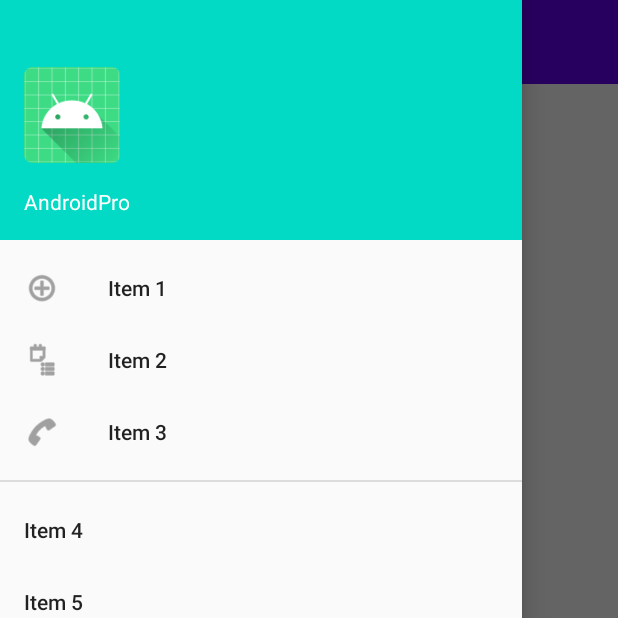
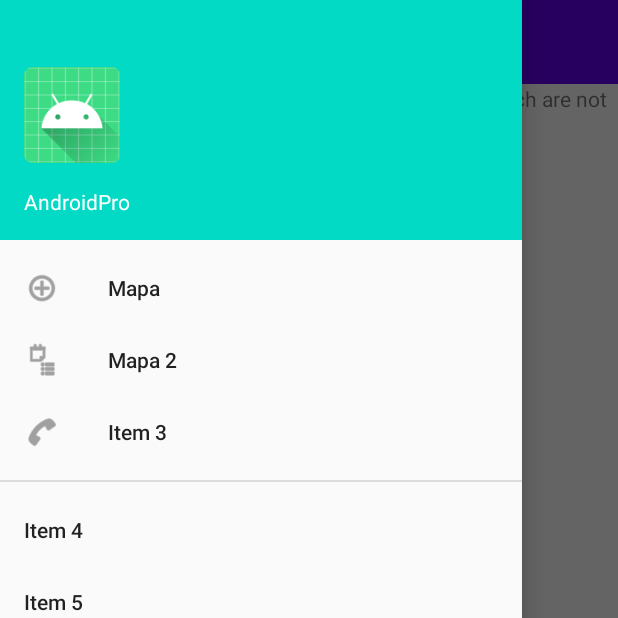
Before and after one commit to mauriciobenigno/SecureWay, an Android app: the screen it shows after launch (PrincipalActivity), with the side drawer open, on a phone screen of 412 x 824 dp, the top half of it. Run offline under Robolectric (Android 15) with nearby library versions, the phone set to English and light mode, and no system bars; our stand-ins replace Room's generated code; libraries missing offline, so code that uses them is left out: com.google.maps.android.

Commit message:
fix: Ajustes de performance.
Instanciar o fragment principal pode acarretar em ganho de desempenho.

```diff
--- a/app/src/main/java/com/mauriciobenigno/secureway/PrincipalActivity.kt
+++ b/app/src/main/java/com/mauriciobenigno/secureway/PrincipalActivity.kt
@@ -2,6 +2,7 @@ package com.mauriciobenigno.secureway
 
 import android.os.Bundle
 import android.view.MenuItem
+import android.view.View
 import android.widget.Toast
 import androidx.appcompat.app.ActionBarDrawerToggle
 import androidx.appcompat.app.AppCompatActivity
@@ -19,6 +20,8 @@ class PrincipalActivity : AppCompatActivity(), NavigationView.OnNavigationItemSe
     private var toolbar: Toolbar? = null
     private var drawerLayout: DrawerLayout? = null
     private var navigationView: NavigationView? = null
+    private var fragmentMap: MapViewFragment? = null
+    private var fragmentAtual: Fragment? = null
 
     override fun onCreate(savedInstanceState: Bundle?) {
         super.onCreate(savedInstanceState)
@@ -42,18 +45,29 @@ class PrincipalActivity : AppCompatActivity(), NavigationView.OnNavigationItemSe
         navigationView = findViewById(R.id.navView);
         navigationView!!.setNavigationItemSelectedListener(this);
 
+        // Inicializar Framents
+        fragmentMap = MapViewFragment()
+        fragmentAtual = fragmentMap
+    }
+
+    override fun onResume() {
+        super.onResume()
+        if (fragmentAtual != null) {
+            val ft: FragmentTransaction = supportFragmentManager.beginTransaction()
+            ft.replace(R.id.container_frame, fragmentAtual!!)
+            ft.commit()
+        }
     }
 
     override fun onNavigationItemSelected(item: MenuItem): Boolean {
-        var fragment: Fragment? = null
         when (item.itemId) {
             R.id.nav_item_one -> {
-                fragment = MapViewFragment()
+                fragmentAtual = fragmentMap
                 Toast.makeText(this, "Menu 1 - mapa", Toast.LENGTH_SHORT).show()
             }
             R.id.nav_item_two -> {
-                fragment = MapViewFragment()
-                Toast.makeText(this, "Menu 2", Toast.LENGTH_SHORT).show()
+                fragmentAtual = fragmentMap
+                Toast.makeText(this, "Menu 2 - Mesmo mapa", Toast.LENGTH_SHORT).show()
             }
             R.id.nav_item_three -> {
                 Toast.makeText(this, "Menu 3", Toast.LENGTH_SHORT).show()
@@ -65,9 +79,9 @@ class PrincipalActivity : AppCompatActivity(), NavigationView.OnNavigationItemSe
                 Toast.makeText(this, "Menu Default", Toast.LENGTH_SHORT).show()
             }
         }
-        if (fragment != null) {
+        if (fragmentAtual != null) {
             val ft: FragmentTransaction = supportFragmentManager.beginTransaction()
-            ft.replace(R.id.container_frame, fragment)
+            ft.replace(R.id.container_frame, fragmentAtual!!)
             ft.commit()
         }
         drawerLayout?.closeDrawer(GravityCompat.START)
@@ -75,4 +89,31 @@ class PrincipalActivity : AppCompatActivity(), NavigationView.OnNavigationItemSe
         return true
     }
 
+/*
+    override fun onBackPressed() {
+        val drawer =
+            findViewById<View>(android.R.id.drawer_layout) as DrawerLayout
+        if (drawer.isDrawerOpen(GravityCompat.START)) {
+            drawer.closeDrawer(GravityCompat.START)
+        } else {
+            super.onBackPressed()
+        }
+    }
+
+    override fun onCreateOptionsMenu(menu: Menu?): Boolean {
+        // Inflate the menu; this adds items to the action bar if it is present.
+        menuInflater.inflate(android.R.menu.main, menu)
+        return true
+    }
+
+    override fun onOptionsItemSelected(item: MenuItem): Boolean {
+        // Handle action bar item clicks here. The action bar will
+        // automatically handle clicks on the Home/Up button, so long
+        // as you specify a parent activity in AndroidManifest.xml.
+        val id = item.itemId
+        return if (id == android.R.id.action_settings) {
+            true
+        } else super.onOptionsItemSelected(item)
+    }*/
+
 }
--- a/app/src/main/res/menu/menu_nav.xml
+++ b/app/src/main/res/menu/menu_nav.xml
@@ -3,10 +3,10 @@
     <group>
         <item android:id="@+id/nav_item_one"
             android:icon="@android:drawable/ic_menu_add"
-            android:title="Item 1" />
+            android:title="Mapa" />
         <item android:id="@+id/nav_item_two"
             android:icon="@android:drawable/ic_menu_agenda"
-            android:title="Item 2" />
+            android:title="Mapa 2" />
         <item android:id="@+id/nav_item_three"
             android:icon="@android:drawable/ic_menu_call"
             android:title="Item 3" />
```
